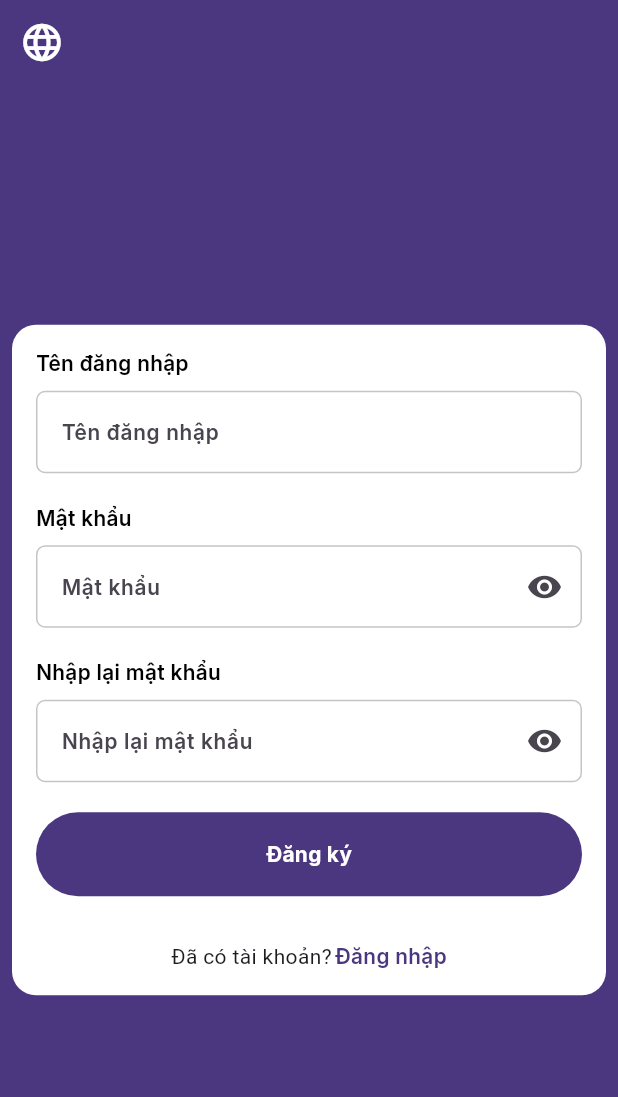
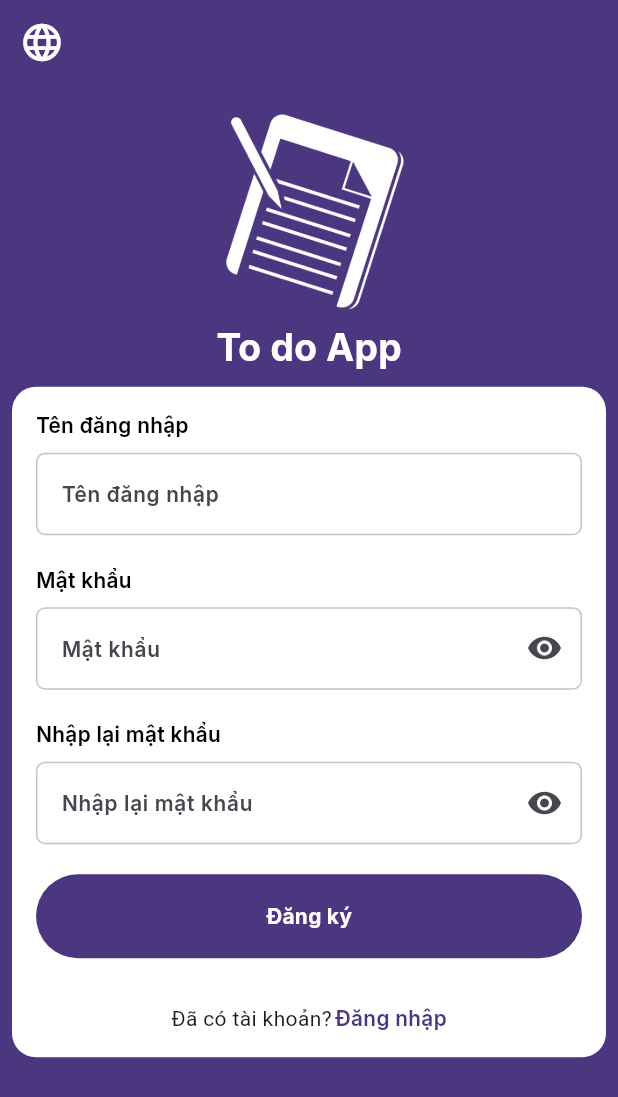
Before and after one commit to vuekah/todo_app_flutter, a Flutter app: the RegisterPage screen opened directly, after a tap on the "language" icon, on a phone screen of 412 x 824 dp. Shown: the top 1097 px of the screen. Run offline on Flutter 3.47's test engine with Material 3 defaults, Android fonts, the light colour scheme and no system bars; our stand-ins replace shared_preferences, supabase_flutter; accounts and stored records are empty; generated files the repository leaves out were written again.

Commit message:
refactor code

```diff
--- a/lib/gen/assets.gen.dart
+++ b/lib/gen/assets.gen.dart
@@ -27,6 +27,9 @@ class $AssetsImagesGen {
   /// File path: assets/images/cup.png
   AssetGenImage get cup => const AssetGenImage('assets/images/cup.png');
 
+  /// File path: assets/images/logo.png
+  AssetGenImage get logo => const AssetGenImage('assets/images/logo.png');
+
   /// File path: assets/images/schedule.png
   AssetGenImage get schedule =>
       const AssetGenImage('assets/images/schedule.png');
@@ -36,7 +39,7 @@ class $AssetsImagesGen {
 
   /// List of all assets
   List<AssetGenImage> get values =>
-      [book, checked, circle, circle2, cup, schedule, uncheck];
+      [book, checked, circle, circle2, cup, logo, schedule, uncheck];
 }
 
 class Assets {
--- a/lib/l10n/app_en.arb
+++ b/lib/l10n/app_en.arb
@@ -29,7 +29,10 @@
     "time":"Time",
     "notes":"Notes",
     "save":"Save",
-    "addSuccess":"Add Successfully!"
+    "addSuccess":"Add Successfully!",
 
 
+    "settingTitle":"Settings",
+    "language":"Language",
+    "logout":"Logout"
 }
--- a/lib/l10n/app_vi.arb
+++ b/lib/l10n/app_vi.arb
@@ -28,5 +28,9 @@
     "time": "Thời gian",
     "notes": "Ghi chú",
     "save": "Thêm",
-    "addSuccess": "Thêm thành công!"
+    "addSuccess": "Thêm thành công!",
+
+    "settingTitle":"Cài đặt",
+    "language":"Ngôn ngữ",
+    "logout":"Đăng xuất"
 }
--- a/lib/l10n/language_provider.dart
+++ b/lib/l10n/language_provider.dart
@@ -1,5 +1,9 @@
 import 'package:flutter/material.dart';
 import 'package:shared_preferences/shared_preferences.dart';
+
+class LocaleSupport {
+  static List<Locale> localeSupport = [const Locale('vi'), const Locale('en')];
+}
 
 class LanguageProvider with ChangeNotifier {
   Locale _locale = const Locale('en');
@@ -12,16 +16,23 @@ class LanguageProvider with ChangeNotifier {
 
   _loadLanguage() async {
     final prefs = await SharedPreferences.getInstance();
-    final languageCode = prefs.getString('language_code') ?? 'en';
+    final languageCode = prefs.getString('language_code') ??
+        LocaleSupport.localeSupport.last.toString();
     _locale = Locale(languageCode);
     notifyListeners();
   }
 
-  Future<void> changeLanguage(String languageCode) async {
+  Future<void> changeLanguage() async {
     final prefs = await SharedPreferences.getInstance();
-    await prefs.setString('language_code', languageCode);
+    final currentLocale = _locale;
 
-    _locale = Locale(languageCode);
+    final newLocale = (currentLocale == LocaleSupport.localeSupport.first)
+        ? LocaleSupport.localeSupport.last
+        : LocaleSupport.localeSupport.first;
+
+    await prefs.setString('language_code', newLocale.languageCode);
+
+    _locale = Locale(newLocale.languageCode);
     notifyListeners();
   }
 }
--- a/lib/main.dart
+++ b/lib/main.dart
@@ -20,9 +20,14 @@ Future<void> main() async {
   runApp(const MyApp());
 }
 
-class MyApp extends StatelessWidget {
+class MyApp extends StatefulWidget {
   const MyApp({super.key});
 
+  @override
+  State<MyApp> createState() => _MyAppState();
+}
+
+class _MyAppState extends State<MyApp> {
   @override
   Widget build(BuildContext context) {
     return MultiProvider(
@@ -40,10 +45,7 @@ class MyApp extends StatelessWidget {
               GlobalWidgetsLocalizations.delegate,
               GlobalMaterialLocalizations.delegate
             ],
-            supportedLocales: const [
-              Locale('vi'),
-              Locale('en'),
-            ],
+            supportedLocales: LocaleSupport.localeSupport,
             theme: ThemeData(
                 appBarTheme: const AppBarTheme(
                     backgroundColor: MyAppColors.backgroundColor,
--- a/lib/pages/auth/login/login_page.dart
+++ b/lib/pages/auth/login/login_page.dart
@@ -2,9 +2,11 @@ import 'package:flutter/material.dart';
 import 'package:provider/provider.dart';
 import 'package:todo_app_flutter/common/widgets/button_widget.dart';
 import 'package:todo_app_flutter/common/widgets/textfield_widget.dart';
+import 'package:todo_app_flutter/gen/assets.gen.dart';
 import 'package:todo_app_flutter/l10n/language_provider.dart';
 import 'package:todo_app_flutter/pages/auth/login/login_viewmodel.dart';
 import 'package:todo_app_flutter/pages/home/home_viewmodel.dart';
+import 'package:todo_app_flutter/theme/text_style.dart';
 import 'package:todo_app_flutter/utils/dimens_util.dart';
 import 'package:todo_app_flutter/gen/fonts.gen.dart';
 import 'package:todo_app_flutter/pages/home/home_page.dart';
@@ -37,13 +39,12 @@ class _LoginPageState extends State<LoginPage> {
       create: (context) => LoginViewModel(),
       builder: (context, child) => Scaffold(
         appBar: AppBar(
+          backgroundColor: Colors.transparent,
           leading: IconButton(
             onPressed: () {
               final languageProvider =
                   Provider.of<LanguageProvider>(context, listen: false);
-              final currentLocale = languageProvider.locale.languageCode;
-              final newLanguageCode = currentLocale == 'vi' ? 'en' : 'vi';
-              languageProvider.changeLanguage(newLanguageCode);
+              languageProvider.changeLanguage();
             },
             icon: const Icon(
               Icons.language,
@@ -53,8 +54,22 @@ class _LoginPageState extends State<LoginPage> {
           ),
         ),
         backgroundColor: MyAppColors.backgroundColor,
-        body: Center(
-          child: Container(
+        body: SingleChildScrollView(
+          child: Column(
+            mainAxisAlignment: MainAxisAlignment.start,
+            children: [
+              Image.asset(
+                Assets.images.logo.path,
+                width: Dimens.screenWidth / 2.75,
+              ),
+              const Text(
+                "To do App",
+                style: MyAppStyles.todoListTitleTextStyle,
+              ),
+              const SizedBox(
+                height: 20,
+              ),
+              Container(
                 margin: const EdgeInsets.symmetric(horizontal: 8),
                 decoration: BoxDecoration(
                   borderRadius: BorderRadius.circular(16),
@@ -84,6 +99,8 @@ class _LoginPageState extends State<LoginPage> {
                     _buildSignUpLink(),
                   ],
                 ),
+              ),
+            ],
           ),
         ),
       ),
--- a/lib/pages/auth/register/register_page.dart
+++ b/lib/pages/auth/register/register_page.dart
@@ -2,8 +2,10 @@ import 'package:flutter/material.dart';
 import 'package:provider/provider.dart';
 import 'package:todo_app_flutter/common/widgets/button_widget.dart';
 import 'package:todo_app_flutter/common/widgets/textfield_widget.dart';
+import 'package:todo_app_flutter/gen/assets.gen.dart';
 import 'package:todo_app_flutter/l10n/language_provider.dart';
 import 'package:todo_app_flutter/pages/auth/register/register_viewmodel.dart';
+import 'package:todo_app_flutter/theme/text_style.dart';
 import 'package:todo_app_flutter/utils/dimens_util.dart';
 import 'package:todo_app_flutter/gen/fonts.gen.dart';
 import 'package:todo_app_flutter/theme/color_style.dart';
@@ -41,9 +43,7 @@ class _RegisterPageState extends State<RegisterPage> {
             onPressed: () {
               final languageProvider =
                   Provider.of<LanguageProvider>(context, listen: false);
-              final currentLocale = languageProvider.locale.languageCode;
-              final newLanguageCode = currentLocale == 'vi' ? 'en' : 'vi';
-              languageProvider.changeLanguage(newLanguageCode);
+              languageProvider.changeLanguage();
             },
             icon: const Icon(
               Icons.language,
@@ -53,8 +53,7 @@ class _RegisterPageState extends State<RegisterPage> {
           ),
         ),
         backgroundColor: MyAppColors.backgroundColor,
-        body: Center(
-          child: SingleChildScrollView(
+        body: SingleChildScrollView(
           child: Padding(
             padding: EdgeInsets.all(
                 Dimens.screenWidth > Dimens.screenHeight ? 35 : 8),
@@ -62,12 +61,22 @@ class _RegisterPageState extends State<RegisterPage> {
           ),
         ),
       ),
-      ),
     );
   }
 
   Widget _buildRegisterForm(BuildContext context) {
-    return Container(
+    return Column(
+      children: [
+        Image.asset(
+          Assets.images.logo.path,
+          width: Dimens.screenWidth / 2.75,
+        ),
+        const Text(
+          "To do App",
+          style: MyAppStyles.todoListTitleTextStyle,
+        ),
+        Container(
+          margin: const EdgeInsets.only(top: 8),
           decoration: BoxDecoration(
             borderRadius: BorderRadius.circular(16),
             color: MyAppColors.whiteColor,
@@ -89,6 +98,8 @@ class _RegisterPageState extends State<RegisterPage> {
               _buildSignInLink(),
             ],
           ),
+        ),
+      ],
     );
   }
 
--- a/lib/pages/home/items/task_item.dart
+++ b/lib/pages/home/items/task_item.dart
@@ -11,7 +11,10 @@ class TaskItem extends StatelessWidget {
 
   @override
   Widget build(BuildContext context) {
-    return Padding(
+    return Container(
+      margin: const EdgeInsets.symmetric(vertical: 2),
+      decoration: BoxDecoration(
+          color: Colors.white, borderRadius: BorderRadius.circular(13)),
       padding: const EdgeInsets.symmetric(horizontal: 15.0, vertical: 13),
       child: Row(
         children: [
--- a/lib/theme/text_style.dart
+++ b/lib/theme/text_style.dart
@@ -12,7 +12,7 @@ class MyAppStyles {
   );
   static const todoListTitleTextStyle = TextStyle(
     fontWeight: FontWeight.w700,
-    fontSize: 30,
+    fontSize: 25,
     fontFamily: FontFamily.inter,
     color: MyAppColors.whiteColor,
   );
```
Also changed, not shown: lib/pages/add_task/add_task.page.dart (+4 -4 lines), lib/pages/home/home_page.dart (+129 -170 lines), lib/pages/settings/items/item_widget.dart (added, +35 -0 lines), lib/pages/settings/setting_page.dart (added, +53 -0 lines), lib/pages/splash_page.dart (+20 -8 lines), assets/images/logo.png (added), pubspec.lock, 59 other files. Lines whose indentation alone changed are shown as unchanged.
